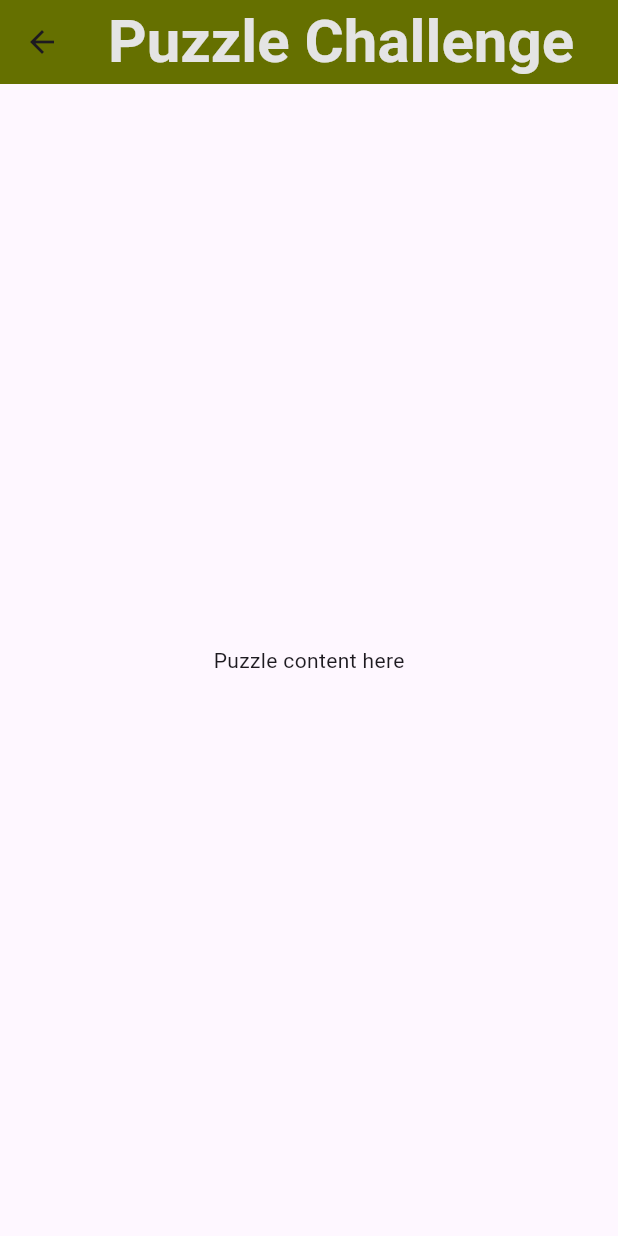
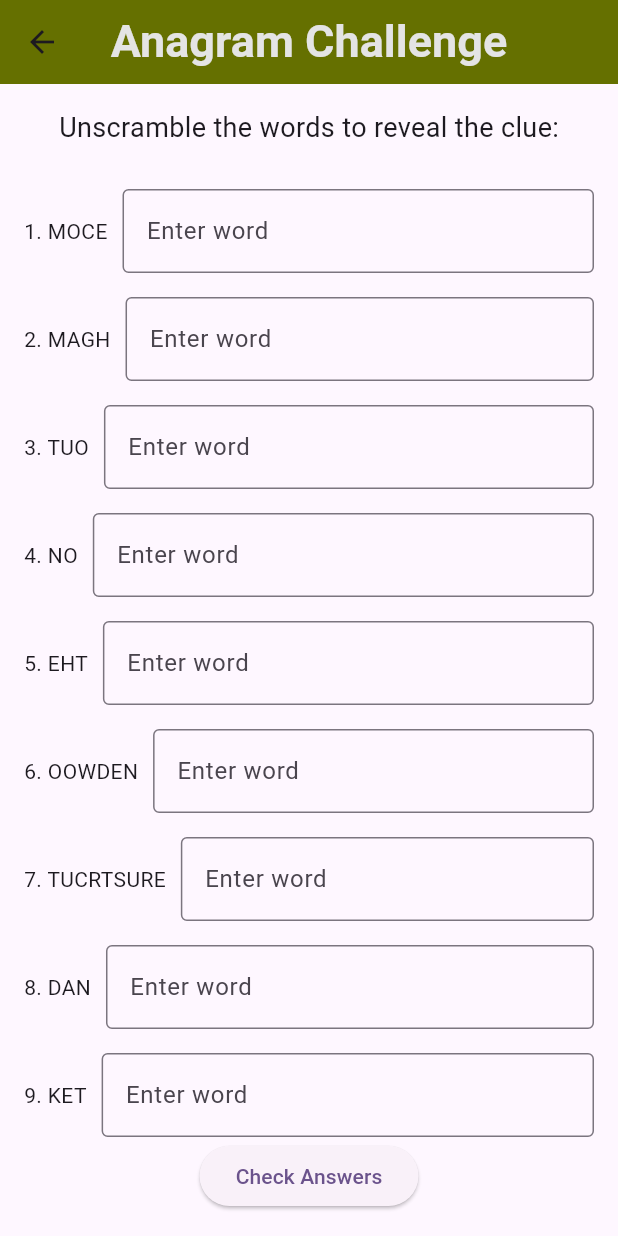
Before and after one commit to maureensanchez99/app6, a Flutter app: the CapstoneStairs screen opened directly, on a phone screen of 412 x 824 dp. Run offline on Flutter 3.47's test engine with Material 3 defaults, Android fonts, the phone set to English and light mode, and no system bars.

Commit message:
made anagram poem puzzle

```diff
--- a/lib/pages/capstone_stairs.dart
+++ b/lib/pages/capstone_stairs.dart
@@ -8,22 +8,171 @@ class CapstoneStairs extends StatefulWidget {
 }
 
 class _CapstoneStairsState extends State<CapstoneStairs> {
+  final List<String> scrambledWords = [
+    "MOCE",
+    "MAGH",
+    "TUO",
+    "NO",
+    "EHT",
+    "OOWDEN",
+    "TUCRTSURE",
+    "DAN",
+    "KET",
+    "LOOC",
+    "PUCRITES",
+  ];
+
+  final List<String> correctWords = [
+    "COME",
+    "HANG",
+    "OUT",
+    "ON",
+    "THE",
+    "WOODEN",
+    "STRUCTURE",
+    "AND",
+    "TAKE",
+    "COOL",
+    "PICTURES",
+  ];
+
+  final List<TextEditingController> _controllers = [];
+  final List<bool> _isCorrect = [];
+
+  @override
+  void initState() {
+    super.initState();
+    for (int i = 0; i < scrambledWords.length; i++) {
+      _controllers.add(TextEditingController());
+      _isCorrect.add(false);
+    }
+  }
+
+  void _checkAnswers() {
+    bool allCorrect = true;
+    for (int i = 0; i < scrambledWords.length; i++) {
+      if (_controllers[i].text.toUpperCase() == correctWords[i]) {
+        setState(() {
+          _isCorrect[i] = true;
+        });
+      } else {
+        setState(() {
+          _isCorrect[i] = false;
+        });
+        allCorrect = false;
+      }
+    }
+
+    if (allCorrect) {
+      _showClueDialog();
+    } else {
+      _showTryAgainDialog();
+    }
+  }
+
+  void _showClueDialog() {
+    showDialog(
+      context: context,
+      builder: (BuildContext context) {
+        return AlertDialog(
+          title: const Text('Clue Revealed!'),
+          content: const Text(
+            'Come hang out on the wooden structure and take cool pictures.',
+          ),
+          actions: <Widget>[
+            TextButton(
+              child: const Text('OK'),
+              onPressed: () {
+                Navigator.of(context).pop();
+              },
+            ),
+          ],
+        );
+      },
+    );
+  }
+
+  void _showTryAgainDialog() {
+    showDialog(
+      context: context,
+      builder: (BuildContext context) {
+        return AlertDialog(
+          title: const Text('Try Again!'),
+          content: const Text('Some of the words are incorrect.'),
+          actions: <Widget>[
+            TextButton(
+              child: const Text('OK'),
+              onPressed: () {
+                Navigator.of(context).pop();
+              },
+            ),
+          ],
+        );
+      },
+    );
+  }
+
   @override
   Widget build(BuildContext context) {
     return Scaffold(
       appBar: AppBar(
         backgroundColor: const Color.fromARGB(255, 101, 112, 0),
         title: const Text(
-          'Puzzle Challenge',
+          'Anagram Challenge',
           style: TextStyle(
-              color: Color.fromARGB(255, 228, 228, 228),
-              fontSize: 40,
-              fontWeight: FontWeight.w600),
+            color: Color.fromARGB(255, 228, 228, 228),
+            fontSize: 30,
+            fontWeight: FontWeight.w600,
+          ),
         ),
         centerTitle: true,
       ),
-      body: const Center(
-        child: Text('Puzzle content here'),
+      body: Padding(
+        padding: const EdgeInsets.all(16.0),
+        child: Column(
+          children: <Widget>[
+            const Text(
+              'Unscramble the words to reveal the clue:',
+              style: TextStyle(fontSize: 18),
+            ),
+            const SizedBox(height: 20),
+            Expanded(
+              child: ListView.builder(
+                itemCount: scrambledWords.length,
+                itemBuilder: (context, index) {
+                  return Padding(
+                    padding: const EdgeInsets.symmetric(vertical: 8.0),
+                    child: Row(
+                      children: <Widget>[
+                        Text('${index + 1}. ${scrambledWords[index]}'),
+                        const SizedBox(width: 10),
+                        Expanded(
+                          child: TextField(
+                            controller: _controllers[index],
+                            decoration: InputDecoration(
+                              labelText: 'Enter word',
+                              border: const OutlineInputBorder(),
+                              errorText: _isCorrect[index]
+                                  ? null
+                                  : (_controllers[index].text.isNotEmpty
+                                      ? 'Incorrect'
+                                      : null),
+                              errorStyle: const TextStyle(color: Colors.red),
+                            ),
+                          ),
+                        ),
+                      ],
+                    ),
+                  );
+                },
+              ),
+            ),
+            ElevatedButton(
+              onPressed: _checkAnswers,
+              child: const Text('Check Answers'),
+            ),
+          ],
+        ),
       ),
     );
   }
```
